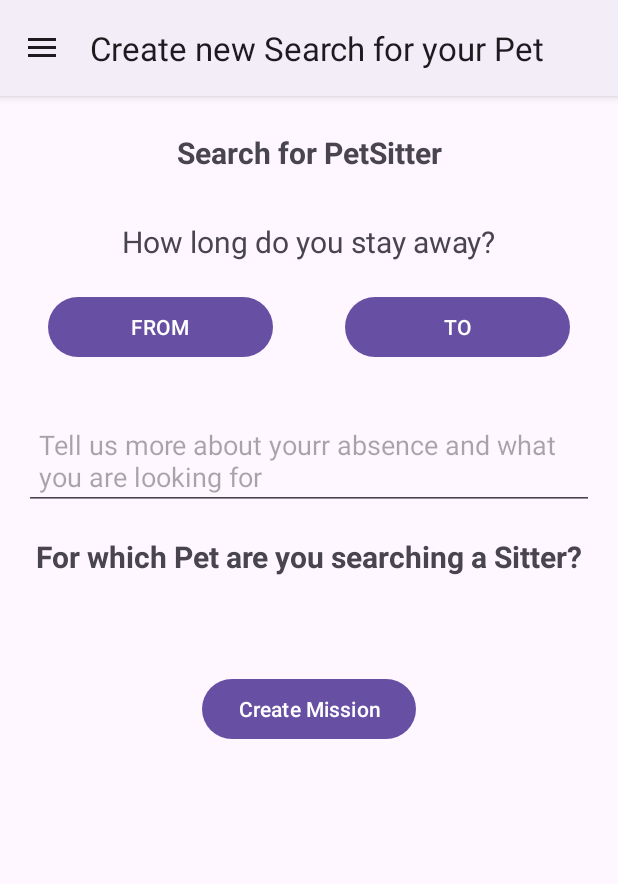
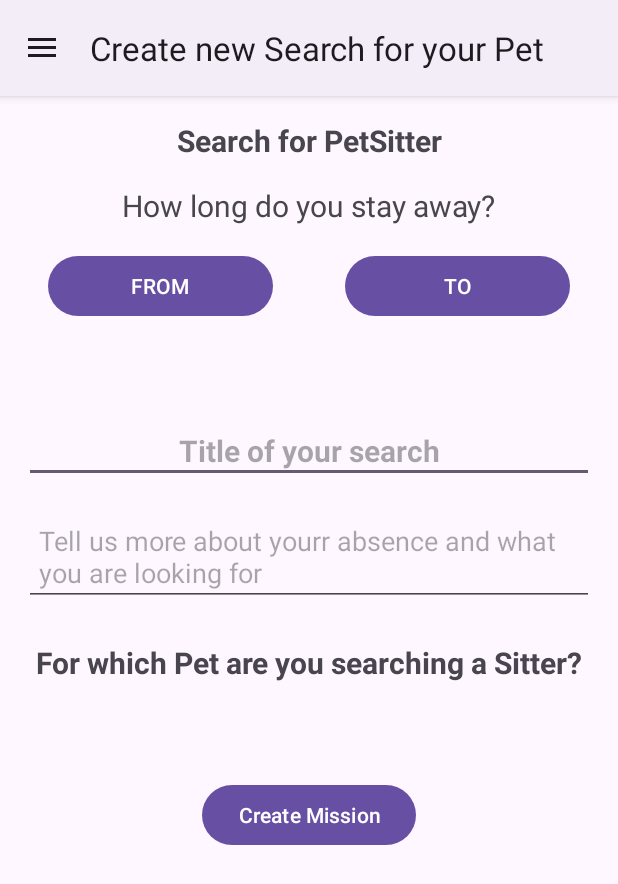
Before and after one commit to MikuuW/PetPal, an Android app: the CreateMissionActivity screen opened directly, with no data from a screen before it, on a phone screen of 412 x 824 dp. Shown: the top 884 px of the screen. Run offline under Robolectric (Android 15) with nearby library versions, the phone set to English and light mode, and no system bars; our stand-ins replace Firebase (no records; nobody signed in at launch, a user with empty details on screens opened directly), Picasso.

```diff
--- a/app/src/main/java/com/mikuw/coupler/CreateMissionActivity.kt
+++ b/app/src/main/java/com/mikuw/coupler/CreateMissionActivity.kt
@@ -65,7 +65,6 @@ class CreateMissionActivity : AppCompatActivity() {
         val tv_amount_days = findViewById<TextView>(R.id.tv_amount_days)
         tv_amount_days.setOnClickListener {
             val days = calculateDaysBetweenDates(fromDate, toDate)
-            println("Number of days between $fromDate and $toDate: $days")
         }
 
         val datasourceFirebasePets = Datasource_Firebase_Pets()
@@ -79,14 +78,18 @@ class CreateMissionActivity : AppCompatActivity() {
             recyclerView.setHasFixedSize(true)
 
             val btn_submit = findViewById<Button>(R.id.btn_create_mission)
-            val search_desc = findViewById<EditText>(R.id.et_search_desc)
+            val desc = findViewById<EditText>(R.id.et_search_desc)
+            val title = findViewById<EditText>(R.id.et_search_title)
+
+
 
             btn_submit.setOnClickListener {
                 val selectedPets = adapter.getSelectedPets()
                 createMissionInFirestore(
+                    title.text.toString(),
                     fromDate,
                     toDate,
-                    search_desc.text.toString(),
+                    desc.text.toString(),
                     selectedPets
                 )
             }
@@ -94,6 +97,7 @@ class CreateMissionActivity : AppCompatActivity() {
     }
 
     private fun createMissionInFirestore(
+        title: String,
         fromDate: Date,
         toDate: Date,
         desc: String,
@@ -105,6 +109,7 @@ class CreateMissionActivity : AppCompatActivity() {
         // Check if the name, desc, and type are not empty before creating the pet
         if (true) {
             val pet = hashMapOf(
+                "title" to title,
                 "creator" to userId,
                 "from" to fromDate,
                 "to" to toDate,
@@ -149,9 +154,9 @@ class CreateMissionActivity : AppCompatActivity() {
                         var weeks: Long? = null
                         if (days % 7 == 0L) {
                             weeks = amount_days / 7
-                            tvAmountDays.text = "$weeks Weeks"
+                            tvAmountDays.text = "$weeks Week(s)"
                         } else {
-                            tvAmountDays.text = "$days Days"
+                            tvAmountDays.text = "$days Day(s)"
                         }
                     }
                 }
--- a/app/src/main/res/layout/activity_create_mission.xml
+++ b/app/src/main/res/layout/activity_create_mission.xml
@@ -16,7 +16,7 @@
             android:id="@+id/tv_create_mission"
             android:layout_width="wrap_content"
             android:layout_height="wrap_content"
-            android:layout_marginTop="24dp"
+            android:layout_marginTop="16dp"
             android:text="Search for PetSitter"
             android:textSize="20sp"
             android:textStyle="bold"
@@ -29,7 +29,7 @@
             android:id="@+id/textView"
             android:layout_width="wrap_content"
             android:layout_height="wrap_content"
-            android:layout_marginTop="32dp"
+            android:layout_marginTop="16dp"
             android:text="How long do you stay away?"
             android:textSize="20sp"
             app:layout_constraintEnd_toEndOf="parent"
@@ -41,21 +41,21 @@
             android:id="@+id/btn_select_to"
             android:layout_width="150dp"
             android:layout_height="wrap_content"
-            android:layout_marginTop="130dp"
+            android:layout_marginTop="16dp"
             android:layout_marginEnd="32dp"
             android:text="TO"
             app:layout_constraintEnd_toEndOf="parent"
-            app:layout_constraintTop_toTopOf="parent" />
+            app:layout_constraintTop_toBottomOf="@+id/textView" />
 
         <Button
             android:id="@+id/btn_select_from"
             android:layout_width="150dp"
             android:layout_height="wrap_content"
             android:layout_marginStart="32dp"
-            android:layout_marginTop="130dp"
+            android:layout_marginTop="16dp"
             android:text="FROM"
             app:layout_constraintStart_toStartOf="parent"
-            app:layout_constraintTop_toTopOf="parent" />
+            app:layout_constraintTop_toBottomOf="@+id/textView" />
 
         <TextView
             android:id="@+id/tv_amount_days"
@@ -70,14 +70,31 @@
             android:id="@+id/textView5"
             android:layout_width="wrap_content"
             android:layout_height="wrap_content"
-            android:layout_marginTop="80dp"
+            android:layout_marginTop="24dp"
             android:text="For which Pet are you searching a Sitter?"
             android:textSize="20sp"
             android:textStyle="bold"
             app:layout_constraintEnd_toEndOf="parent"
             app:layout_constraintHorizontal_bias="0.5"
             app:layout_constraintStart_toStartOf="parent"
-            app:layout_constraintTop_toBottomOf="@+id/tv_amount_days" />
+            app:layout_constraintTop_toBottomOf="@+id/et_search_desc" />
+
+        <EditText
+            android:id="@+id/et_search_title"
+            android:layout_width="380dp"
+            android:layout_height="wrap_content"
+            android:layout_marginStart="16dp"
+            android:layout_marginTop="64dp"
+            android:layout_marginEnd="16dp"
+            android:hint="Title of your search"
+            android:padding="8dp"
+            android:textAlignment="center"
+            android:textSize="20sp"
+            android:textStyle="bold"
+            app:layout_constraintEnd_toEndOf="parent"
+            app:layout_constraintHorizontal_bias="0.5"
+            app:layout_constraintStart_toStartOf="parent"
+            app:layout_constraintTop_toBottomOf="@+id/btn_select_from" />
 
         <androidx.recyclerview.widget.RecyclerView
             android:id="@+id/rv_select_pets"
@@ -107,7 +124,7 @@
             android:layout_width="380dp"
             android:layout_height="wrap_content"
             android:layout_marginStart="16dp"
-            android:layout_marginTop="32dp"
+            android:layout_marginTop="16dp"
             android:layout_marginEnd="16dp"
             android:ems="10"
             android:gravity="start|top"
@@ -115,9 +132,9 @@
             android:inputType="textMultiLine"
             android:padding="10dp"
             app:layout_constraintEnd_toEndOf="parent"
-            app:layout_constraintHorizontal_bias="0.5"
+            app:layout_constraintHorizontal_bias="0.0"
             app:layout_constraintStart_toStartOf="parent"
-            app:layout_constraintTop_toBottomOf="@+id/btn_select_to" />
+            app:layout_constraintTop_toBottomOf="@+id/et_search_title" />
 
 
     </androidx.constraintlayout.widget.ConstraintLayout>
```
